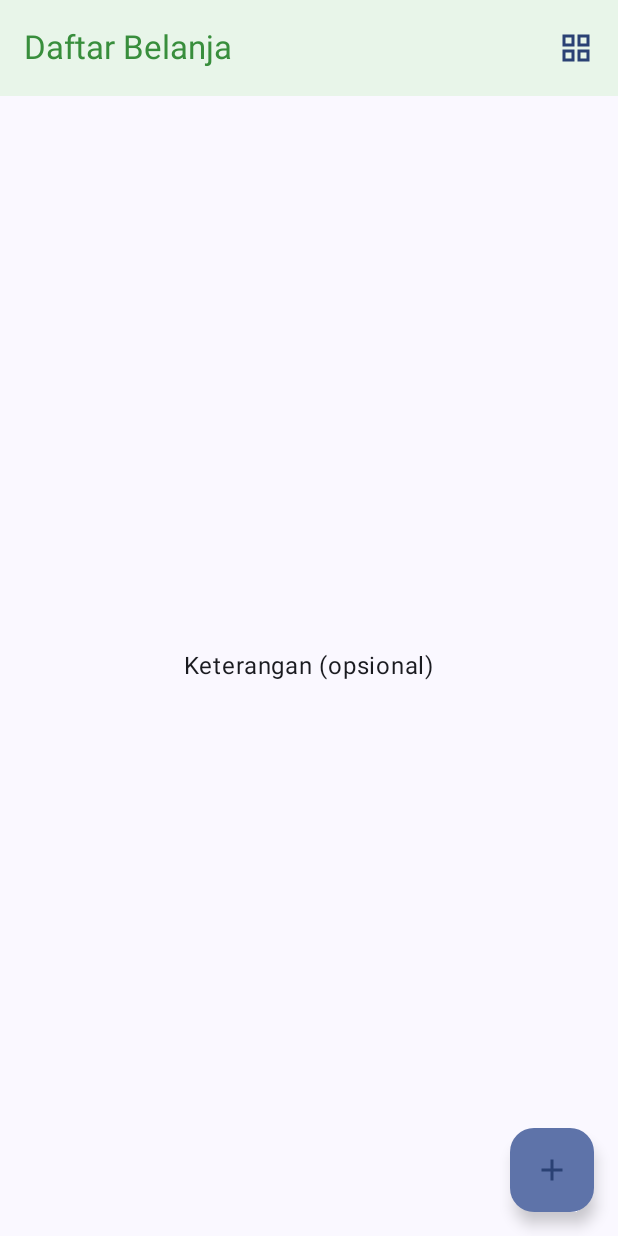
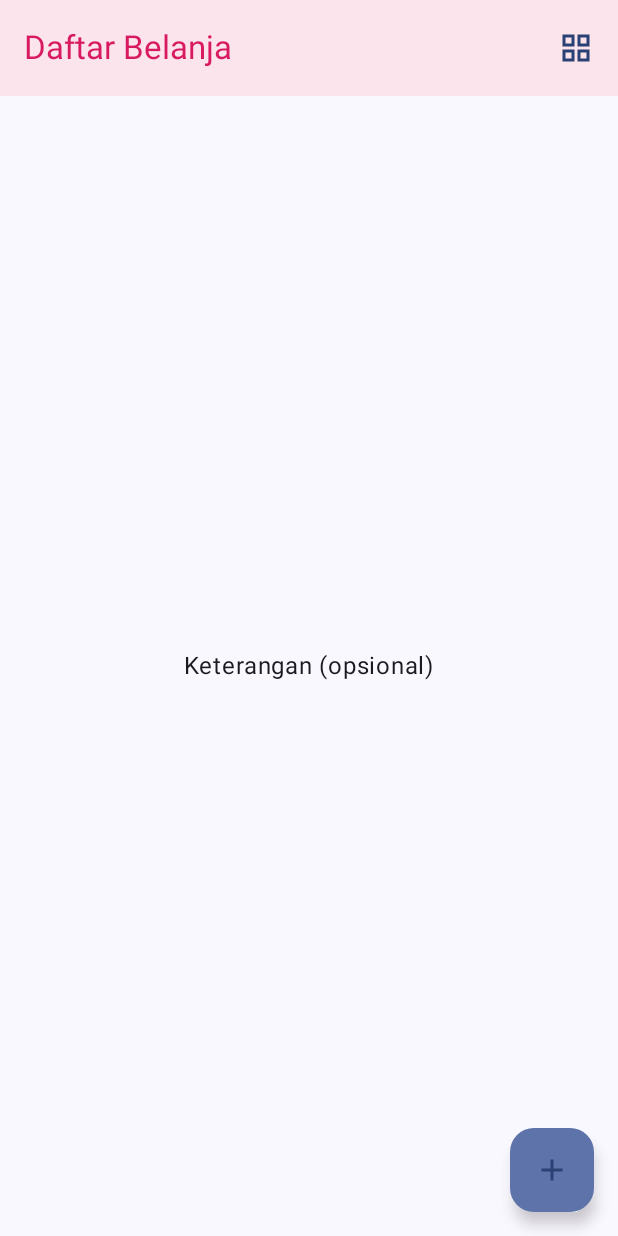
Before and after one commit to gfadiyahhr/ases2_mobpro, an Android app built with Jetpack Compose: the screen it shows after launch (MainActivity), on a phone screen of 412 x 824 dp. Run offline under Robolectric (Android 15) with nearby library versions, the phone set to English and light mode, and no system bars; our stand-ins replace Room's generated code.

Commit message:
mengubah warna tema

```diff
--- a/app/src/main/java/com/ghinafadiyahhr/packagecomghinafadiyahhr6070623000001assessment2/screen/MainScreen.kt
+++ b/app/src/main/java/com/ghinafadiyahhr/packagecomghinafadiyahhr6070623000001assessment2/screen/MainScreen.kt
@@ -66,9 +66,9 @@ fun MainScreen(navController: NavHostController) {
             TopAppBar(
                 title = { Text(text = stringResource(id = R.string.app_name)) },
                 colors = TopAppBarDefaults.mediumTopAppBarColors(
-                    containerColor = Color(0xFFE8F5E9),
-                    titleContentColor = Color(0xFF388E3C)
-                ),
+                    containerColor = Color(0xFFFCE4EC),
+                    titleContentColor = Color(0xFFD81B60)
+            ),
                 actions = {
                     IconButton(onClick = {
                         CoroutineScope(Dispatchers.IO).launch {
@@ -184,6 +184,7 @@ fun ListItemBelanja(belanja: Belanja, onClick: () -> Unit) {
 
 @Composable
 fun GridItemBelanja(belanja: Belanja, onClick: () -> Unit) {
+
     Card(
         modifier = Modifier
             .fillMaxWidth()
--- a/app/src/main/java/com/ghinafadiyahhr/packagecomghinafadiyahhr6070623000001assessment2/ui/theme/Theme.kt
+++ b/app/src/main/java/com/ghinafadiyahhr/packagecomghinafadiyahhr6070623000001assessment2/ui/theme/Theme.kt
@@ -12,33 +12,33 @@ import androidx.compose.ui.graphics.Color
 import androidx.compose.ui.platform.LocalContext
 
 private val LightColorScheme = lightColorScheme(
-    primary = Color(0xFF9575CD),
+    primary = Color(0xFFF8BBD0),
     onPrimary = Color.White,
-    primaryContainer = Color(0xFFF3E5F5),
-    onPrimaryContainer = Color(0xFF4A148C),
+    primaryContainer = Color(0xFFFCE4EC),
+    onPrimaryContainer = Color(0xFF880E4F),
 
-    secondary = Color(0xFFD1C4E9),
-    onSecondary = Color.Black,
-    background = Color(0xFFFFFFFF),
+    secondary = Color(0xFFF48FB1),
+    onSecondary = Color.White,
+    background = Color(0xFFFFF1F5),
     onBackground = Color.Black,
-    surface = Color(0xFFFFFFFF),
+    surface = Color(0xFFFFF1F5),
     onSurface = Color.Black,
-    outline = Color(0xFFB39DDB)
+    outline = Color(0xFFF8BBD0)
 )
 
 private val DarkColorScheme = darkColorScheme(
-    primary = Color(0xFFD1C4E9),
+    primary = Color(0xFFF48FB1),
     onPrimary = Color.Black,
-    primaryContainer = Color(0xFF9575CD),
+    primaryContainer = Color(0xFF880E4F),
     onPrimaryContainer = Color.White,
 
-    secondary = Color(0xFFB39DDB),
-    onSecondary = Color.Black,
+    secondary = Color(0xFFD81B60),
+    onSecondary = Color.White,
     background = Color(0xFF121212),
     onBackground = Color.White,
     surface = Color(0xFF1E1E1E),
     onSurface = Color.White,
-    outline = Color(0xFFCE93D8)
+    outline = Color(0xFFF06292)
 )
 
 @Composable
```
